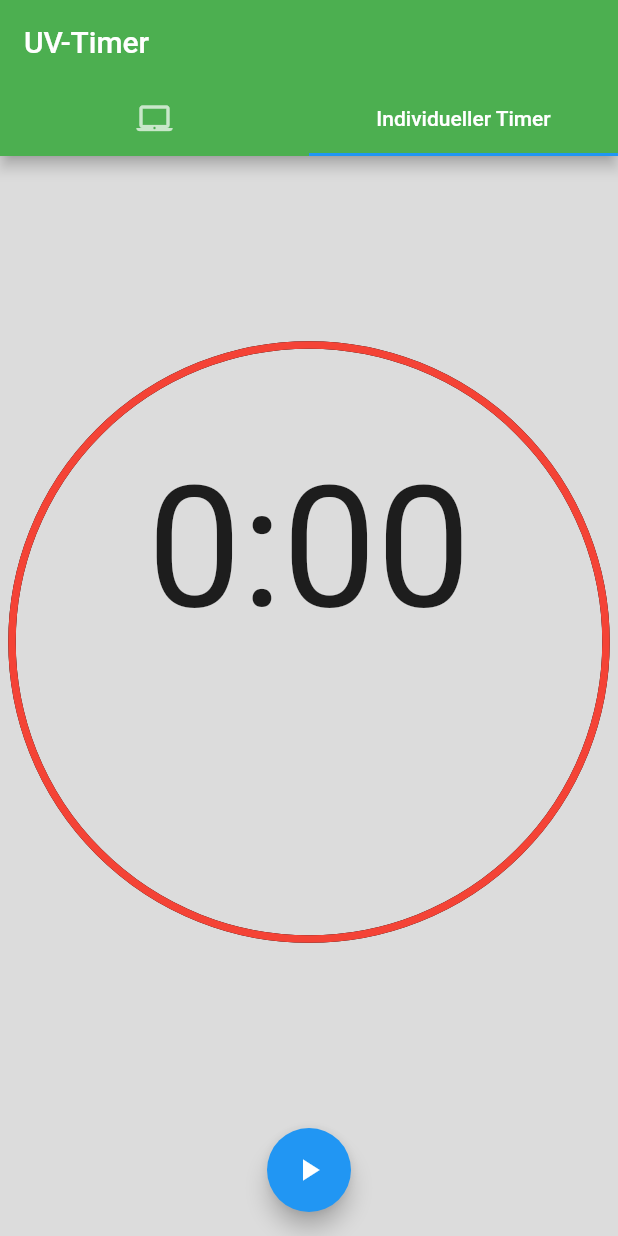
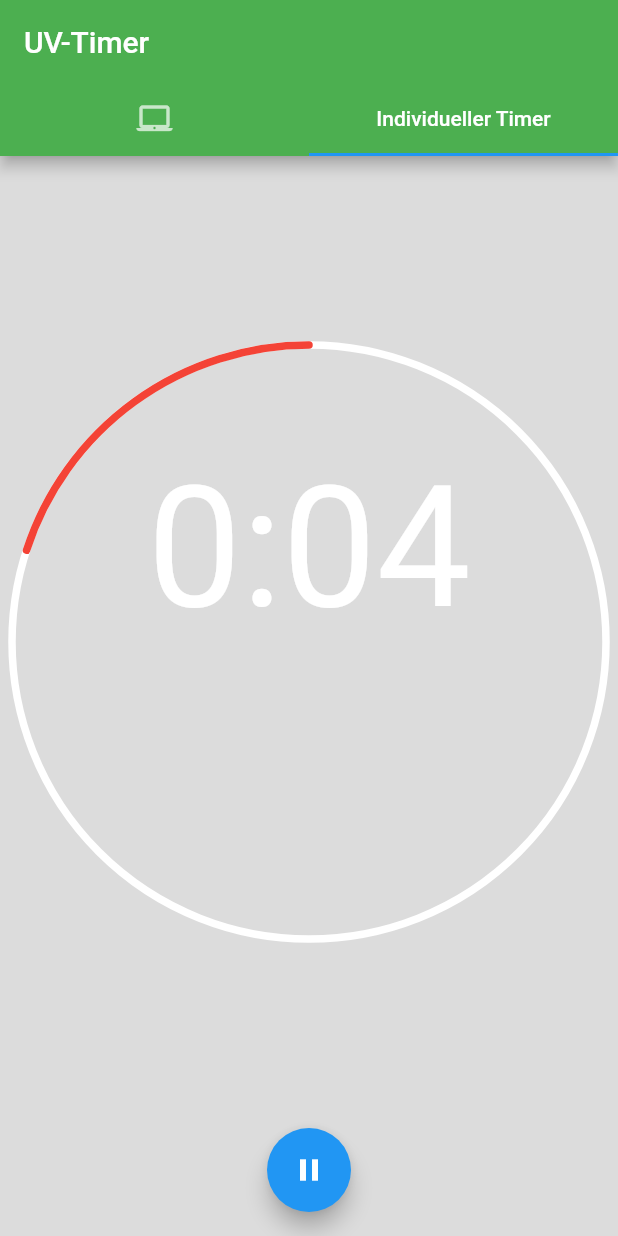
Before and after one commit to koehlerfelix/Wearable, a Flutter app: the screen it shows after launch, tab 2 chosen, on a phone screen of 412 x 824 dp. Run offline on Flutter 3.47's test engine with Material 2 defaults, Android fonts, the phone set to English and light mode, and no system bars.

Commit message:
timer pops up if the start button is pressed and starts immedeatly

```diff
--- a/lib/calculator/calculationWindow.dart
+++ b/lib/calculator/calculationWindow.dart
@@ -166,7 +166,10 @@ class _ResultState extends State<Result>
 
   void startTimer() {
     _calculate();
-
+    Navigator.push(
+      context,
+      MaterialPageRoute(builder: (context) => Timer(Duration(minutes: _minutes))),
+    );
   }
 
   @override
--- a/lib/main.dart
+++ b/lib/main.dart
@@ -38,7 +38,7 @@ class MyTabBarView extends StatelessWidget {
       children: <Widget>[
         calculationWindow = new CalculationWindow(),
        // new Counter(),
-        new Timer(),
+        new Timer(Duration(seconds: 5)),
       ],
     );
   }
--- a/lib/timer.dart
+++ b/lib/timer.dart
@@ -2,12 +2,23 @@ import 'package:flutter/material.dart';
 import 'dart:math' as math;
 
 class Timer extends StatefulWidget {
+  Duration duration;
+
+  Timer(Duration duration) {
+    this.duration = duration;
+  }
+
   @override
-  _timerState createState() => _timerState();
+  _timerState createState() => _timerState(duration);
 }
 
 class _timerState extends State<Timer> with TickerProviderStateMixin {
   AnimationController controller;
+  Duration duration;
+
+  _timerState(Duration duration) {
+    this.duration = duration;
+  }
 
   String get timerString {
     Duration duration = controller.duration * controller.value;
@@ -19,8 +30,9 @@ class _timerState extends State<Timer> with TickerProviderStateMixin {
     super.initState();
     controller = AnimationController(
       vsync: this,
-      duration: Duration(seconds: 20),
+      duration: duration,
     );
+    controller.reverse(from: 1.0);
   }
 
   @override
@@ -45,7 +57,7 @@ class _timerState extends State<Timer> with TickerProviderStateMixin {
                               return new CustomPaint(
                                 painter: TimerPainter(
                                   animation: controller,
-                                  backgroundColor: Colors.black,
+                                  backgroundColor: Colors.white,
                                   color: Colors.red,
                                 ),
                               );
@@ -67,6 +79,7 @@ class _timerState extends State<Timer> with TickerProviderStateMixin {
                                         timerString,
                                         style: TextStyle(
                                           fontSize: 112,
+                                          color: Colors.white,
                                         )
                                     );
                                   }
```
